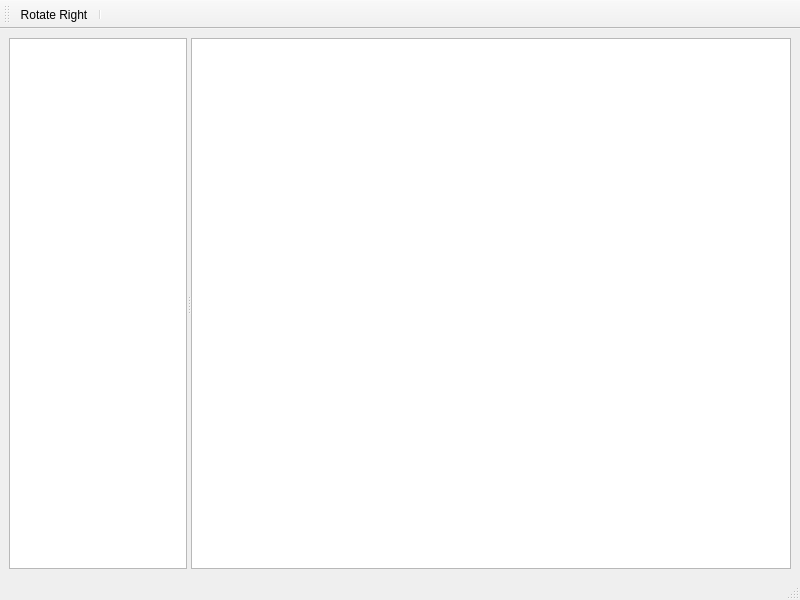
Before: the Qt Designer form ui/mainwindow.ui in sc420/music-score-editor-prototype-pattern, drawn with Qt 5.
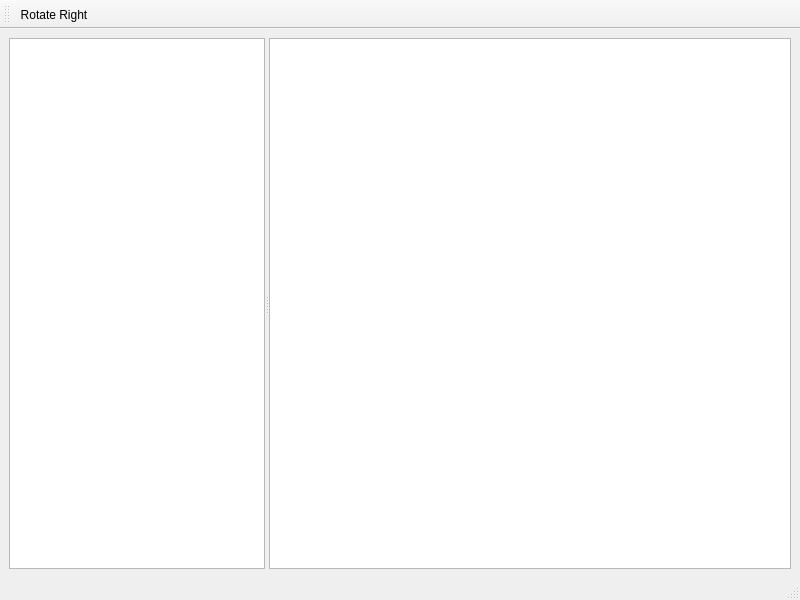
After: the same form once the commit is applied. Icons and pictures are not drawn.

Commit message: add items with icons to the toolkit

What changed in the file:
```diff
--- a/ui/mainwindow.ui
+++ b/ui/mainwindow.ui
@@ -20,12 +20,46 @@
       <property name="orientation">
        <enum>Qt::Horizontal</enum>
       </property>
-      <widget class="QListView" name="listView"/>
+      <widget class="QListView" name="listView">
+       <property name="minimumSize">
+        <size>
+         <width>100</width>
+         <height>300</height>
+        </size>
+       </property>
+       <property name="editTriggers">
+        <set>QAbstractItemView::NoEditTriggers</set>
+       </property>
+       <property name="dragEnabled">
+        <bool>true</bool>
+       </property>
+       <property name="dragDropMode">
+        <enum>QAbstractItemView::DragOnly</enum>
+       </property>
+       <property name="iconSize">
+        <size>
+         <width>64</width>
+         <height>64</height>
+        </size>
+       </property>
+       <property name="spacing">
+        <number>10</number>
+       </property>
+       <property name="uniformItemSizes">
+        <bool>true</bool>
+       </property>
+      </widget>
       <widget class="QGraphicsView" name="graphicsView">
+       <property name="sizePolicy">
+        <sizepolicy hsizetype="Expanding" vsizetype="Expanding">
+         <horstretch>5</horstretch>
+         <verstretch>0</verstretch>
+        </sizepolicy>
+       </property>
        <property name="minimumSize">
         <size>
-         <width>600</width>
-         <height>0</height>
+         <width>300</width>
+         <height>300</height>
         </size>
        </property>
       </widget>
@@ -55,7 +89,6 @@
     <bool>false</bool>
    </attribute>
    <addaction name="actionRotateRight"/>
-   <addaction name="separator"/>
   </widget>
   <action name="actionRotateRight">
    <property name="icon">
```
Left out of the diff: 4 changed lines with no effect on the pictures. The commit also changes 12 other files.
